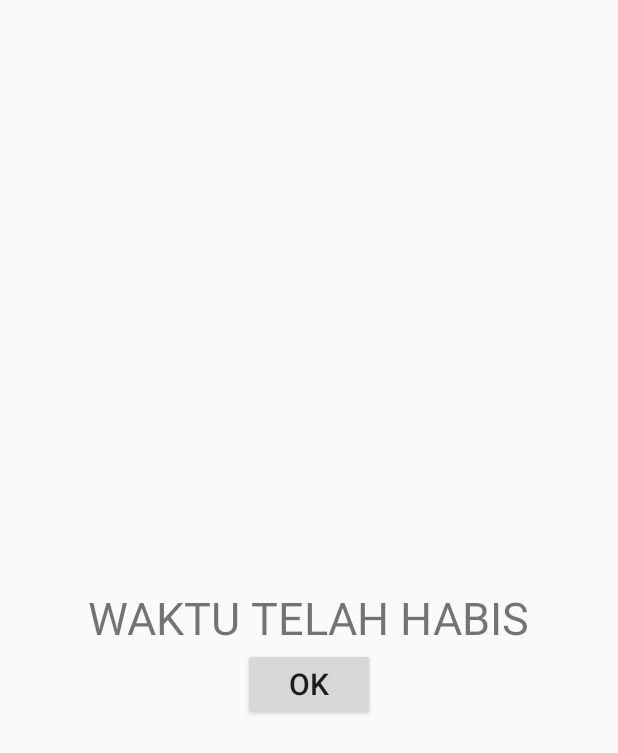
After one commit to Fauzee26/timer-task, an Android app: the layout dialog_view.xml on its own in the app's theme, with its tools: preview values and no code run, on a phone screen of 412 x 824 dp. The commit adds this screen. Shown: the top 753 px of the screen. Run offline under Robolectric (Android 15) with nearby library versions, the phone set to English and light mode, and no system bars.

Commit message:
done all

```diff
--- /dev/null
+++ b/app/src/main/res/layout/dialog_view.xml
@@ -0,0 +1,22 @@
+<?xml version="1.0" encoding="utf-8"?>
+<RelativeLayout xmlns:android="http://schemas.android.com/apk/res/android"
+    android:layout_width="match_parent"
+    android:layout_height="match_parent">
+
+    <TextView
+        android:layout_width="wrap_content"
+        android:layout_height="wrap_content"
+        android:text="WAKTU TELAH HABIS"
+        android:textSize="30sp"
+        android:id="@+id/txt_t"
+        android:layout_centerInParent="true"/>
+
+    <Button
+        android:layout_width="wrap_content"
+        android:layout_height="wrap_content"
+        android:text="OK"
+        android:layout_below="@id/txt_t"
+        android:textSize="20sp"
+        android:id="@+id/btnn"
+        android:layout_centerHorizontal="true"/>
+</RelativeLayout>
```
Also changed, not shown: app/src/main/AndroidManifest.xml (+9 -5 lines), app/src/main/java/fauzi/hilmy/timerapp/AlertReceiver.kt (+42 -14 lines), app/src/main/java/fauzi/hilmy/timerapp/MainActivity.kt (+18 -11 lines).
